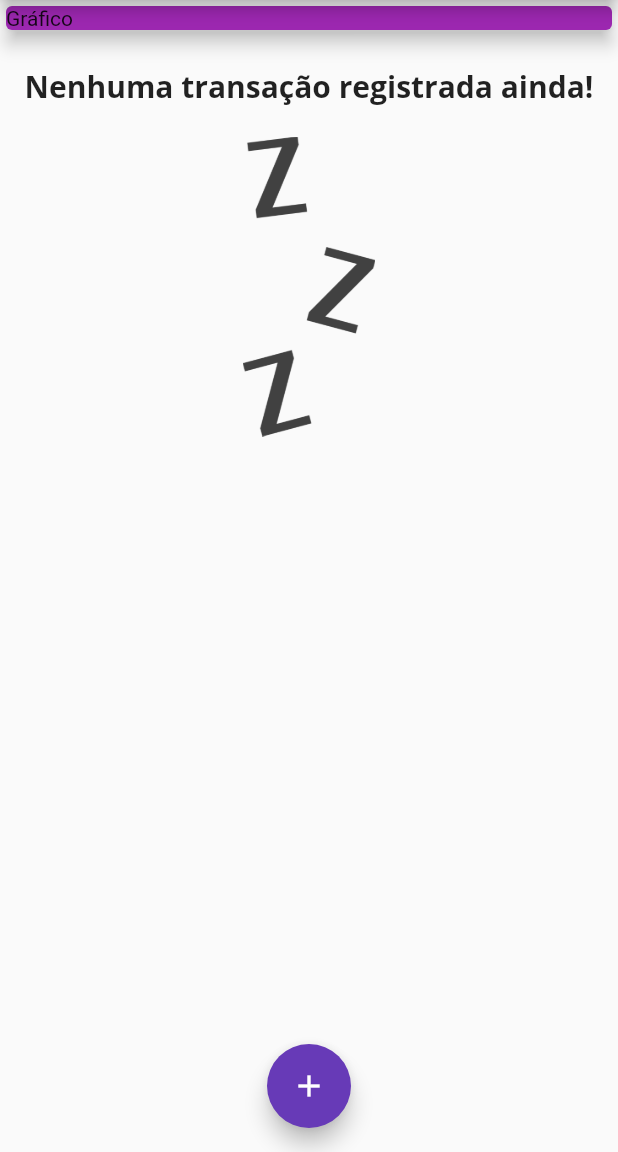
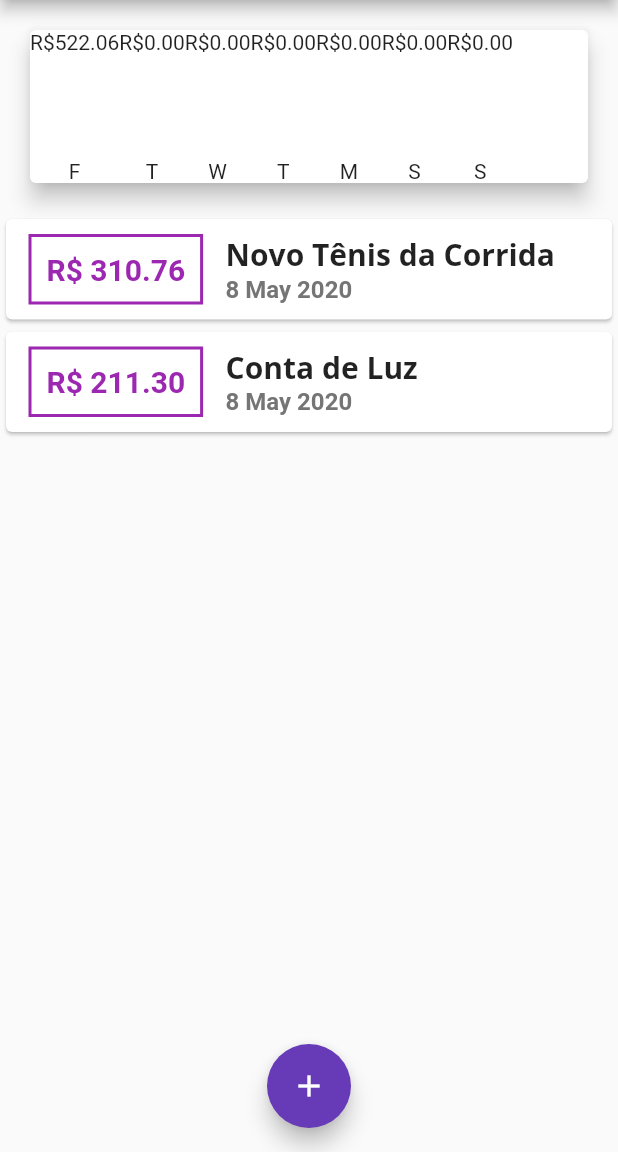
Before and after one commit to RamonGiovane/personal_expenses, a Flutter app: the screen it shows after launch, on a phone screen of 412 x 824 dp, the part 84-1236 px from its top. Run offline on Flutter 3.47's test engine with Material 2 defaults, Android fonts, the phone set to English and light mode, and no system bars.

Commit message:
Lesson 110 Adding chart bar data

```diff
--- a/lib/components/chart.dart
+++ b/lib/components/chart.dart
@@ -3,25 +3,28 @@ import 'package:flutter/material.dart';
 import 'package:intl/intl.dart';
 import 'package:personal_expenses/models/transaction.dart';
 
+import 'chart_bar.dart';
+
 class Chart extends StatelessWidget{
 
-  final List<Transaction> recentTransaction;
+  final List<Transaction> _recentTransactions;
 
-  Chart(this.recentTransaction);
+  Chart(this._recentTransactions);
 
-  List<Map<String, Object>> get groupedTransactions(){
+  List<Map<String, Object>> get groupedTransactions{
     return List.generate(7, (index){
 
       final weekDay = _getWeekDay(index);
 
-      return {'day': _getDayLetter(weekDay),
-             'value': _getDailyValue(weekDay),
+      return {
+        'day': _getDayLetter(weekDay),
+        'value': _getDailyValue(weekDay),
       };
     });
   }
 
   String _getDayLetter(DateTime weekDay){
-    return DateFormat.E().format(weekDay)[0];;
+    return DateFormat.E().format(weekDay)[0];
   }
 
   DateTime _getWeekDay(int index){
@@ -36,7 +39,7 @@ class Chart extends StatelessWidget{
 
       double  totalSum = 0;
 
-      for(var t in recentTransaction){
+      for(var t in _recentTransactions){
         int diffDays = t.date.difference(weekDay).inDays;
         if(diffDays == 0) // se é a mesma data
           totalSum += t.value;
@@ -52,7 +55,16 @@ class Chart extends StatelessWidget{
       elevation: 6,
       margin: EdgeInsets.all(20),
       child: Row(
-        children: <Widget>[],
+        children: groupedTransactions.map(
+          (tr){
+            return ChartBar(
+              label: tr['day'],
+              value: tr['value'],
+              percentage: 0,
+            );
+
+          }
+        ).toList(),
       ),
     );
   }
--- /dev/null
+++ b/lib/components/chart_bar.dart
@@ -0,0 +1,34 @@
+
+
+import 'package:flutter/material.dart';
+
+class ChartBar extends StatelessWidget{
+
+  final String label;
+  final double value;
+  final int percentage;
+
+  ChartBar({this.label, this.value, this.percentage});
+
+  @override
+  Widget build(BuildContext context) {
+
+    return Column(
+
+      children: <Widget>[
+        Text('R\$${value.toStringAsFixed(2)}'),
+        SizedBox(height: 5),
+        Container(
+          height: 60,
+          width: 10,
+          child: null,
+        ),
+        SizedBox(height: 5),
+        Text(label),
+      ],
+    );
+  }
+
+
+
+  }
--- a/lib/main.dart
+++ b/lib/main.dart
@@ -1,5 +1,6 @@
 import 'dart:math';
 import 'package:flutter/material.dart';
+import 'package:personal_expenses/components/chart.dart';
 import 'package:personal_expenses/components/transaction_form.dart';
 import 'components/transaction_list.dart';
 import 'models/transaction.dart';
@@ -42,21 +43,27 @@ class MyHomePage extends StatefulWidget {
 }
 
 class _MyHomePageState extends State<MyHomePage> {
-  // final _transactions = [
-  //   Transaction(
-  //     id: 't1',
-  //     title: 'Novo Tênis da Corrida',
-  //     value: 310.76,
-  //     date: DateTime.now(),
-  //   ),
-  //   Transaction(
-  //     id: 't2',
-  //     title: 'Conta de Luz',
-  //     value: 211.30,
-  //     date: DateTime.now(),
-  //   ),
-  // ];
-  final List<Transaction> _transactions = [];
+  final _transactions = [
+    Transaction(
+      id: 't1',
+      title: 'Novo Tênis da Corrida',
+      value: 310.76,
+      date: DateTime.now(),
+    ),
+    Transaction(
+      id: 't2',
+      title: 'Conta de Luz',
+      value: 211.30,
+      date: DateTime.now(),
+    ),
+  ];
+  //final List<Transaction> _transactions = [];
+
+  List<Transaction> get _recentTransactions{
+    return _transactions.where((tr){
+      return tr.date.isAfter(DateTime.now().subtract(Duration(days: 7)));
+    }).toList();
+  }
 
   void _openTransactionFormModal(BuildContext context) {
     showModalBottomSheet(
@@ -102,11 +109,12 @@ class _MyHomePageState extends State<MyHomePage> {
             crossAxisAlignment: CrossAxisAlignment.stretch,
             children: <Widget>[
               Container(
-                child: Card(
-                  color: Theme.of(context).primaryColor,
-                  child: Text("Gráfico"),
-                  elevation: 5,
-                ),
+                child: Chart(_recentTransactions),
+                // child: Card(
+                //   //color: Colors.grey,
+                //   child: Chart(_recentTransactions),
+                //   //elevation: 5,
+                // ),
               ),
               Column(
                 children: <Widget>[
```
